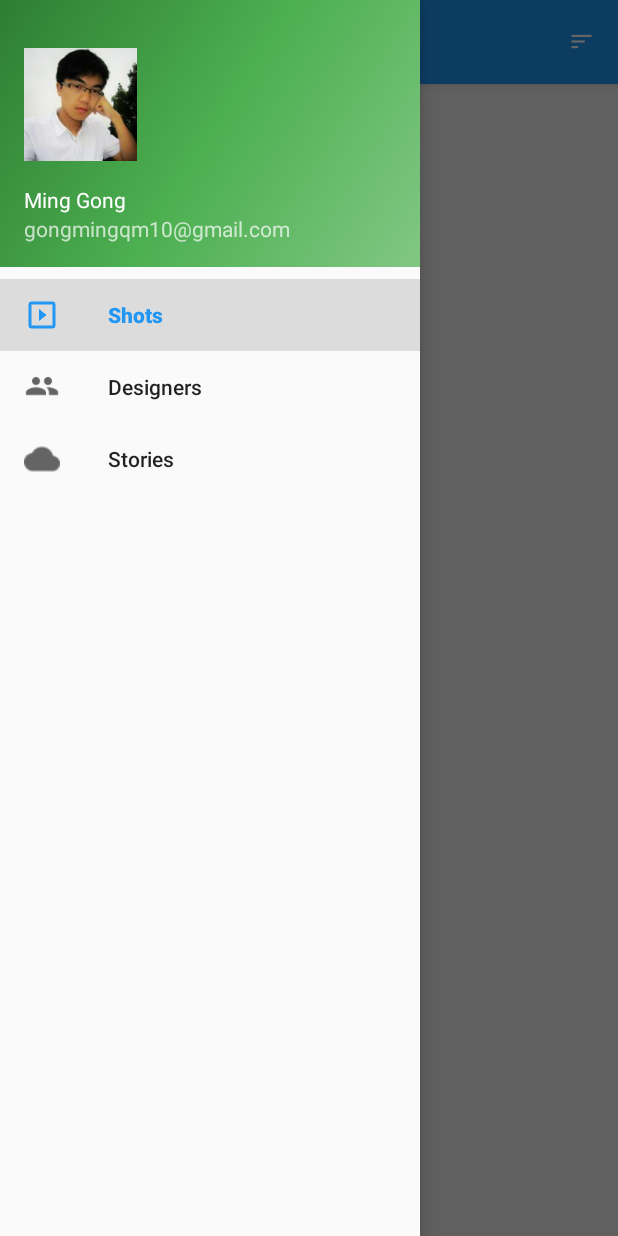
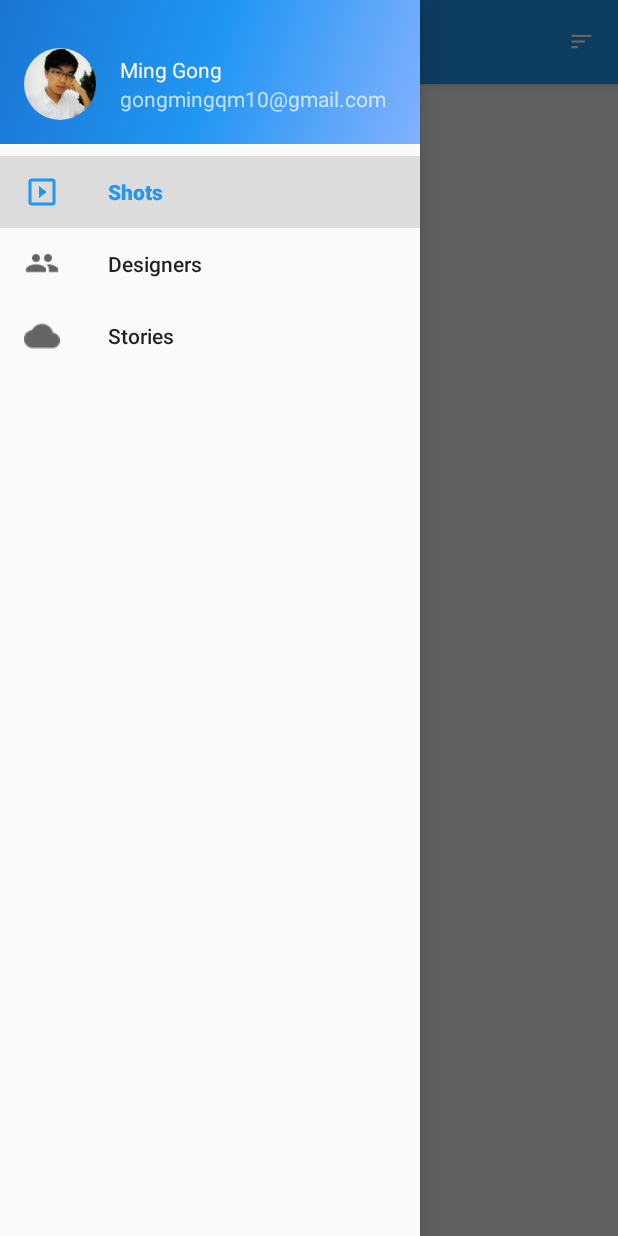
Before and after one commit to gongmingqm10/ZhihuDaily, an Android app: the screen it shows after launch (MainActivity), with the side drawer open, on a phone screen of 412 x 824 dp. Run offline under Robolectric (Android 15) with nearby library versions, the phone set to English and light mode, and no system bars; our stand-ins replace ButterKnife, CircleImageView, Dagger/Hilt's generated code; 4 statements that could not run were skipped.

```diff
--- a/app/build.gradle
+++ b/app/build.gradle
@@ -7,7 +7,7 @@ android {
 
     defaultConfig {
         applicationId "net.gongmingqm10.zhihu"
-        minSdkVersion 18
+        minSdkVersion 21
         targetSdkVersion 21
         versionCode 1
         versionName "1.0"
--- a/app/src/main/java/net/gongmingqm10/zhihu/model/Shot.java
+++ b/app/src/main/java/net/gongmingqm10/zhihu/model/Shot.java
@@ -14,7 +14,7 @@ public class Shot {
     private String title;
     private String description;
     private List<String> tags;
-    @SerializedName("view_count")
+    @SerializedName("views_count")
     private int viewsCount;
     @SerializedName("likes_count")
     private int likesCount;
--- a/app/src/main/res/drawable/side_nav_bar.xml
+++ b/app/src/main/res/drawable/side_nav_bar.xml
@@ -1,9 +1,9 @@
 <shape xmlns:android="http://schemas.android.com/apk/res/android"
     android:shape="rectangle" >
     <gradient
-        android:startColor="#81C784"
-        android:centerColor="#4CAF50"
-        android:endColor="#2E7D32"
+        android:startColor="#82B1FF"
+        android:centerColor="@color/colorPrimary"
+        android:endColor="@color/colorPrimaryDark"
         android:type="linear"
         android:angle="135"/>
 </shape>
--- a/app/src/main/res/layout/fragment_designers.xml
+++ b/app/src/main/res/layout/fragment_designers.xml
@@ -1,10 +1,11 @@
 <?xml version="1.0" encoding="utf-8"?>
 <LinearLayout xmlns:android="http://schemas.android.com/apk/res/android"
     android:orientation="vertical" android:layout_width="match_parent"
+    android:padding="@dimen/l_space"
     android:layout_height="match_parent">
 
     <TextView
-        android:text="Designers"
+        android:text="No API to list Designers"
         android:layout_width="match_parent"
         android:layout_height="wrap_content"
         android:id="@+id/textView2"
--- a/app/src/main/res/layout/fragment_stories.xml
+++ b/app/src/main/res/layout/fragment_stories.xml
@@ -1,10 +1,11 @@
 <?xml version="1.0" encoding="utf-8"?>
 <LinearLayout xmlns:android="http://schemas.android.com/apk/res/android"
     android:orientation="vertical" android:layout_width="match_parent"
+    android:padding="@dimen/l_space"
     android:layout_height="match_parent">
 
     <TextView
-        android:text="Stories"
+        android:text="No API to list Stories"
         android:layout_width="match_parent"
         android:layout_height="wrap_content"
         android:id="@+id/textView5"
--- a/app/src/main/res/layout/nav_header_main.xml
+++ b/app/src/main/res/layout/nav_header_main.xml
@@ -6,22 +6,26 @@
     android:paddingBottom="@dimen/activity_vertical_margin"
     android:paddingLeft="@dimen/activity_horizontal_margin"
     android:paddingRight="@dimen/activity_horizontal_margin"
-    android:paddingTop="@dimen/activity_vertical_margin"
+    android:paddingTop="32dp"
     android:theme="@style/ThemeOverlay.AppCompat.Dark"
-    android:orientation="vertical"
-    android:gravity="bottom">
+    android:orientation="horizontal"
+    android:gravity="center_vertical">
 
-    <ImageView
-        android:layout_width="wrap_content"
-        android:layout_height="wrap_content"
-        android:paddingTop="@dimen/nav_header_vertical_spacing"
+    <de.hdodenhof.circleimageview.CircleImageView
+        android:layout_width="48dp"
+        android:layout_height="48dp"
         android:src="@mipmap/default_avatar"
         android:id="@+id/imageView" />
 
+    <LinearLayout
+        android:layout_width="match_parent"
+        android:layout_height="wrap_content"
+        android:layout_gravity="center_vertical"
+        android:layout_marginStart="@dimen/l_space"
+        android:orientation="vertical">
         <TextView
             android:layout_width="match_parent"
             android:layout_height="wrap_content"
-        android:paddingTop="@dimen/nav_header_vertical_spacing"
             android:text="@string/placeholder_username"
             android:textAppearance="@style/TextAppearance.AppCompat.Body1" />
 
@@ -32,3 +36,5 @@
             android:id="@+id/textView" />
 
     </LinearLayout>
+
+</LinearLayout>
```
Lines whose indentation alone changed are shown as unchanged.
